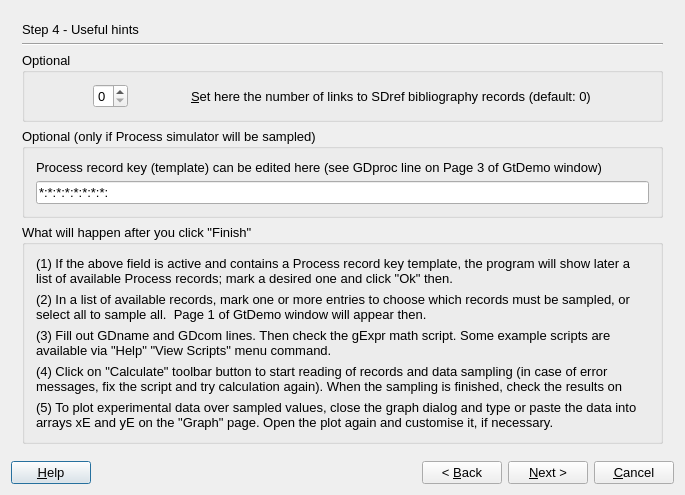
Qt form gems3/vizor4/dlg4/GtDemoWizard4.ui (gemshub/GEMSGUI) before a commit.
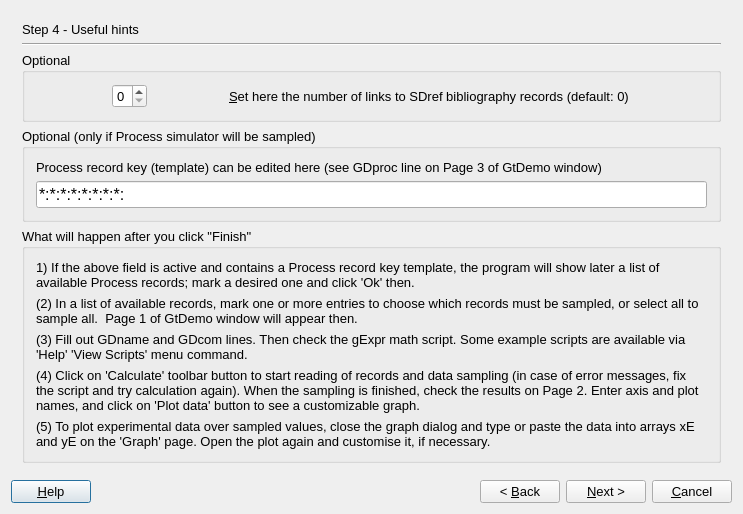
The same form after that commit. The open tabs and pages were chosen to show the change.

Commit message: Merged from upgrade adjusted fonts and comments on all dialogs (for consistency between win32, macosx and linux) DK,SD

What changed in the file:
```diff
--- a/gems3/vizor4/dlg4/GtDemoWizard4.ui
+++ b/gems3/vizor4/dlg4/GtDemoWizard4.ui
@@ -6,8 +6,8 @@
    <rect>
     <x>0</x>
     <y>0</y>
-    <width>685</width>
-    <height>495</height>
+    <width>743</width>
+    <height>514</height>
    </rect>
   </property>
   <property name="font">
@@ -18,8 +18,8 @@
   <property name="windowTitle">
    <string>GEM-Selektor Proces</string>
   </property>
-  <layout class="QGridLayout">
-   <item row="0" column="0">
+  <layout class="QVBoxLayout" name="verticalLayout_3">
+   <item>
     <widget class="QStackedWidget" name="stackedWidget">
      <property name="mouseTracking">
       <bool>false</bool>
@@ -546,8 +546,8 @@
       </layout>
      </widget>
      <widget class="QWidget" name="page_4">
-      <layout class="QGridLayout">
-       <item row="0" column="0">
+      <layout class="QVBoxLayout" name="verticalLayout">
+       <item>
         <widget class="QLabel" name="label_3">
          <property name="sizePolicy">
           <sizepolicy hsizetype="Preferred" vsizetype="Fixed">
@@ -560,14 +560,14 @@
          </property>
         </widget>
        </item>
-       <item row="1" column="0">
+       <item>
         <widget class="Line" name="line_4">
          <property name="orientation">
           <enum>Qt::Horizontal</enum>
          </property>
         </widget>
        </item>
-       <item row="2" column="0">
+       <item>
         <widget class="QGroupBox" name="groupBox_5">
          <property name="sizePolicy">
           <sizepolicy hsizetype="Preferred" vsizetype="Minimum">
@@ -614,7 +614,7 @@
          </layout>
         </widget>
        </item>
-       <item row="3" column="0">
+       <item>
         <widget class="QGroupBox" name="groupBox">
          <property name="title">
           <string>Optional (only if Process simulator will be sampled)</string>
@@ -623,11 +623,7 @@
           <item>
            <widget class="QLabel" name="textLabel11_2">
             <property name="text">
-             <string>&lt;!DOCTYPE HTML PUBLIC &quot;-//W3C//DTD HTML 4.0//EN&quot; &quot;http://www.w3.org/TR/REC-html40/strict.dtd&quot;&gt;
-&lt;html&gt;&lt;head&gt;&lt;meta name=&quot;qrichtext&quot; content=&quot;1&quot; /&gt;&lt;style type=&quot;text/css&quot;&gt;
-p, li { white-space: pre-wrap; }
-&lt;/style&gt;&lt;/head&gt;&lt;body style=&quot; font-family:'MS Shell Dlg 2'; font-size:10pt; font-weight:400; font-style:normal;&quot;&gt;
-&lt;p style=&quot; margin-top:0px; margin-bottom:0px; margin-left:0px; margin-right:0px; -qt-block-indent:0; text-indent:0px;&quot;&gt;Process record key (template) can be edited here (see GDproc line on Page 3 of GtDemo window)&lt;/p&gt;&lt;/body&gt;&lt;/html&gt;</string>
+             <string>Process record key (template) can be edited here (see GDproc line on Page 3 of GtDemo window)</string>
             </property>
             <property name="alignment">
              <set>Qt::AlignBottom</set>
@@ -642,6 +638,11 @@
           </item>
           <item>
            <widget class="QLineEdit" name="lineEditProcesKey">
+            <property name="font">
+             <font>
+              <pointsize>12</pointsize>
+             </font>
+            </property>
             <property name="text">
              <string>*:*:*:*:*:*:*:*:</string>
             </property>
@@ -650,7 +651,7 @@
          </layout>
         </widget>
        </item>
-       <item row="4" column="0">
+       <item>
         <widget class="QGroupBox" name="groupBox_6">
          <property name="title">
           <string>What will happen after you click &quot;Finish&quot;</string>
@@ -659,11 +660,7 @@
           <item>
            <widget class="QLabel" name="textLabel13">
             <property name="text">
-             <string>&lt;!DOCTYPE HTML PUBLIC &quot;-//W3C//DTD HTML 4.0//EN&quot; &quot;http://www.w3.org/TR/REC-html40/strict.dtd&quot;&gt;
-&lt;html&gt;&lt;head&gt;&lt;meta name=&quot;qrichtext&quot; content=&quot;1&quot; /&gt;&lt;style type=&quot;text/css&quot;&gt;
-p, li { white-space: pre-wrap; }
-&lt;/style&gt;&lt;/head&gt;&lt;body style=&quot; font-family:'MS Shell Dlg 2'; font-size:10pt; font-weight:400; font-style:normal;&quot;&gt;
-&lt;p style=&quot; margin-top:0px; margin-bottom:0px; margin-left:0px; margin-right:0px; -qt-block-indent:0; text-indent:0px;&quot;&gt;(1) If the above field is active and contains a Process record key template, the program will show later a list of available Process records; mark a desired one and click &amp;quot;Ok&amp;quot; then.&lt;/p&gt;&lt;/body&gt;&lt;/html&gt;</string>
+             <string>1) If the above field is active and contains a Process record key template, the program will show later a list of available Process records; mark a desired one and click 'Ok' then.</string>
             </property>
             <property name="alignment">
              <set>Qt::AlignVCenter</set>
@@ -676,11 +673,7 @@
           <item>
            <widget class="QLabel" name="textLabel12">
             <property name="text">
-             <string>&lt;!DOCTYPE HTML PUBLIC &quot;-//W3C//DTD HTML 4.0//EN&quot; &quot;http://www.w3.org/TR/REC-html40/strict.dtd&quot;&gt;
-&lt;html&gt;&lt;head&gt;&lt;meta name=&quot;qrichtext&quot; content=&quot;1&quot; /&gt;&lt;style type=&quot;text/css&quot;&gt;
-p, li { white-space: pre-wrap; }
-&lt;/style&gt;&lt;/head&gt;&lt;body style=&quot; font-family:'MS Shell Dlg 2'; font-size:10pt; font-weight:400; font-style:normal;&quot;&gt;
-&lt;p style=&quot; margin-top:0px; margin-bottom:0px; margin-left:0px; margin-right:0px; -qt-block-indent:0; text-indent:0px;&quot;&gt;(2) In a list of available records, mark one or more entries to choose which records must be sampled, or select all to sample all.  Page 1 of GtDemo window will appear then.&lt;/p&gt;&lt;/body&gt;&lt;/html&gt;</string>
+             <string>(2) In a list of available records, mark one or more entries to choose which records must be sampled, or select all to sample all.  Page 1 of GtDemo window will appear then.</string>
             </property>
             <property name="alignment">
              <set>Qt::AlignVCenter</set>
@@ -693,11 +686,7 @@
           <item>
            <widget class="QLabel" name="textLabel14">
             <property name="text">
-             <string>&lt;!DOCTYPE HTML PUBLIC &quot;-//W3C//DTD HTML 4.0//EN&quot; &quot;http://www.w3.org/TR/REC-html40/strict.dtd&quot;&gt;
-&lt;html&gt;&lt;head&gt;&lt;meta name=&quot;qrichtext&quot; content=&quot;1&quot; /&gt;&lt;style type=&quot;text/css&quot;&gt;
-p, li { white-space: pre-wrap; }
-&lt;/style&gt;&lt;/head&gt;&lt;body style=&quot; font-family:'MS Shell Dlg 2'; font-size:10pt; font-weight:400; font-style:normal;&quot;&gt;
-&lt;p style=&quot; margin-top:0px; margin-bottom:0px; margin-left:0px; margin-right:0px; -qt-block-indent:0; text-indent:0px;&quot;&gt;(3) Fill out GDname and GDcom lines. Then check the gExpr math script. Some example scripts are available via &amp;quot;Help&amp;quot; &amp;quot;View Scripts&amp;quot; menu command.&lt;/p&gt;&lt;/body&gt;&lt;/html&gt;</string>
+             <string>(3) Fill out GDname and GDcom lines. Then check the gExpr math script. Some example scripts are available via 'Help' 'View Scripts' menu command.</string>
             </property>
             <property name="alignment">
              <set>Qt::AlignVCenter</set>
@@ -710,11 +699,7 @@
           <item>
            <widget class="QLabel" name="textLabel15">
             <property name="text">
-             <string>&lt;!DOCTYPE HTML PUBLIC &quot;-//W3C//DTD HTML 4.0//EN&quot; &quot;http://www.w3.org/TR/REC-html40/strict.dtd&quot;&gt;
-&lt;html&gt;&lt;head&gt;&lt;meta name=&quot;qrichtext&quot; content=&quot;1&quot; /&gt;&lt;style type=&quot;text/css&quot;&gt;
-p, li { white-space: pre-wrap; }
-&lt;/style&gt;&lt;/head&gt;&lt;body style=&quot; font-family:'MS Shell Dlg 2'; font-size:10pt; font-weight:400; font-style:normal;&quot;&gt;
-&lt;p style=&quot; margin-top:0px; margin-bottom:0px; margin-left:0px; margin-right:0px; -qt-block-indent:0; text-indent:0px;&quot;&gt;(4) Click on &amp;quot;Calculate&amp;quot; toolbar button to start reading of records and data sampling (in case of error messages, fix the script and try calculation again). When the sampling is finished, check the results on Page 2. Enter axis and plot names, and click on &amp;quot;Plot data&amp;quot; button to see a customizable graph.&lt;/p&gt;&lt;/body&gt;&lt;/html&gt;</string>
+             <string>(4) Click on 'Calculate' toolbar button to start reading of records and data sampling (in case of error messages, fix the script and try calculation again). When the sampling is finished, check the results on Page 2. Enter axis and plot names, and click on 'Plot data' button to see a customizable graph.</string>
             </property>
             <property name="alignment">
              <set>Qt::AlignVCenter</set>
@@ -727,11 +712,7 @@
           <item>
            <widget class="QLabel" name="textLabel13_2">
             <property name="text">
-             <string>&lt;!DOCTYPE HTML PUBLIC &quot;-//W3C//DTD HTML 4.0//EN&quot; &quot;http://www.w3.org/TR/REC-html40/strict.dtd&quot;&gt;
-&lt;html&gt;&lt;head&gt;&lt;meta name=&quot;qrichtext&quot; content=&quot;1&quot; /&gt;&lt;style type=&quot;text/css&quot;&gt;
-p, li { white-space: pre-wrap; }
-&lt;/style&gt;&lt;/head&gt;&lt;body style=&quot; font-family:'MS Shell Dlg 2'; font-size:10pt; font-weight:400; font-style:normal;&quot;&gt;
-&lt;p style=&quot; margin-top:0px; margin-bottom:0px; margin-left:0px; margin-right:0px; -qt-block-indent:0; text-indent:0px;&quot;&gt;(5) To plot experimental data over sampled values, close the graph dialog and type or paste the data into arrays xE and yE on the &amp;quot;Graph&amp;quot; page. Open the plot again and customise it, if necessary.&lt;/p&gt;&lt;/body&gt;&lt;/html&gt;</string>
+             <string>(5) To plot experimental data over sampled values, close the graph dialog and type or paste the data into arrays xE and yE on the 'Graph' page. Open the plot again and customise it, if necessary.</string>
             </property>
             <property name="alignment">
              <set>Qt::AlignVCenter</set>
@@ -748,7 +729,7 @@
      </widget>
     </widget>
    </item>
-   <item row="1" column="0">
+   <item>
     <layout class="QHBoxLayout">
      <item>
       <widget class="QPushButton" name="pHelp">
```
Left out of the diff: 36 changed lines with no effect on the pictures. The commit also changes 39 other files.
